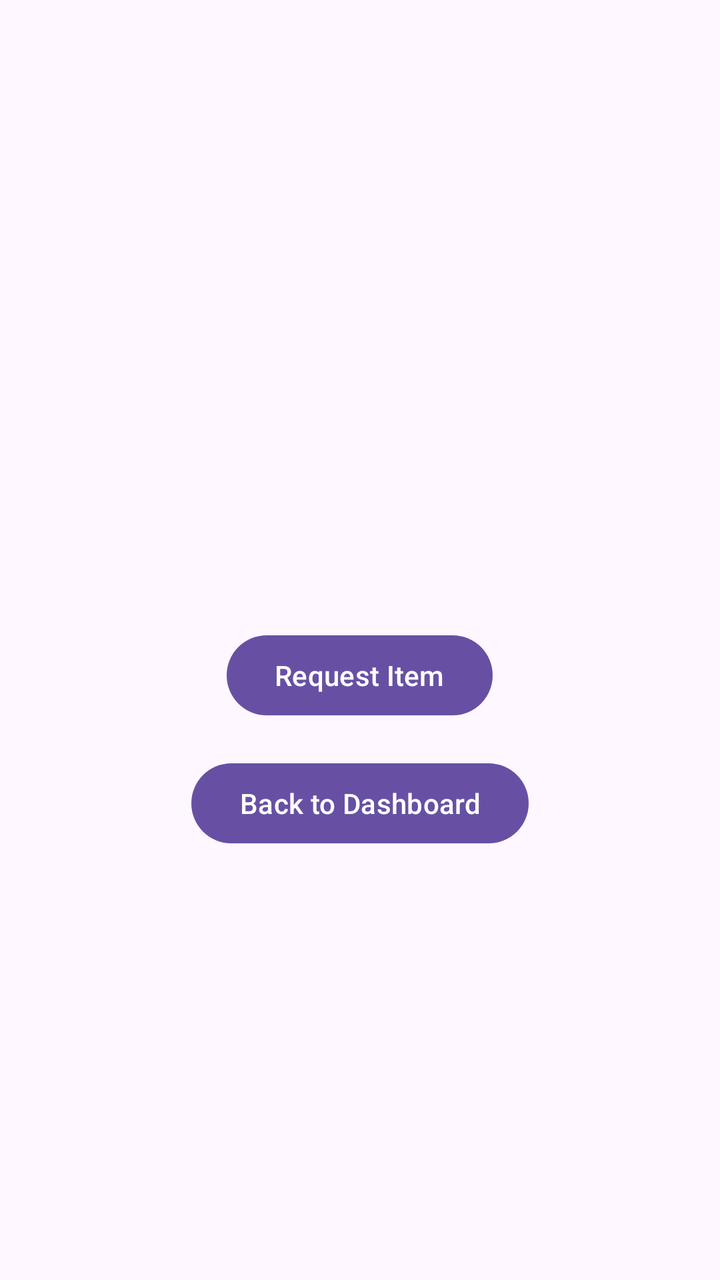
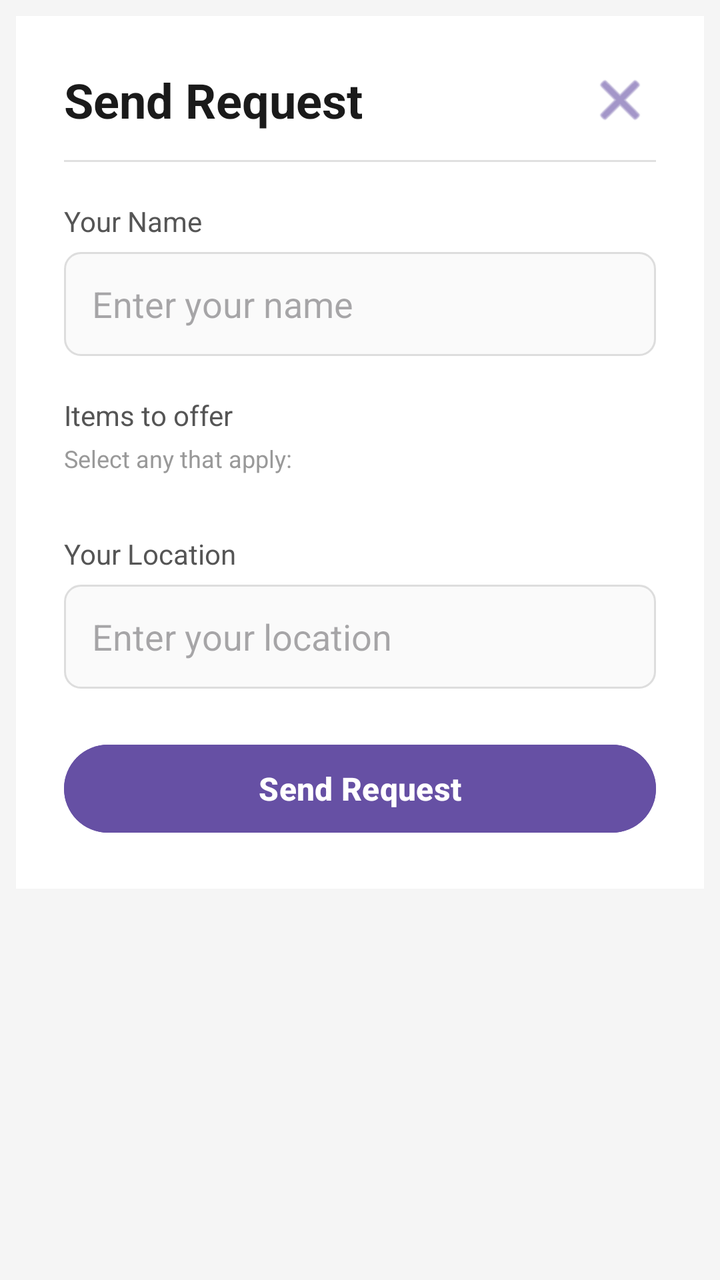

The first picture is an Android layout as it rendered before a commit; the second is the same layout after the commit. The layout source and the unified diff follow.
<!-- AndroidManifest.xml: application theme Theme._3130_grp8_app -->
<!-- res/layout/activity_request_product.xml -->
<?xml version="1.0" encoding="utf-8"?>
<androidx.constraintlayout.widget.ConstraintLayout
    xmlns:android="http://schemas.android.com/apk/res/android"
    xmlns:app="http://schemas.android.com/apk/res-auto"
    android:id="@+id/requestProductMain"
    android:layout_width="match_parent"
    android:layout_height="match_parent">

    <LinearLayout
        android:id="@+id/requestFormLayout"
        android:layout_width="0dp"
        android:layout_height="wrap_content"
        android:layout_marginHorizontal="32dp"
        android:gravity="center_horizontal"
        android:orientation="vertical"
        app:layout_constraintBottom_toBottomOf="parent"
        app:layout_constraintEnd_toEndOf="parent"
        app:layout_constraintStart_toStartOf="parent"
        app:layout_constraintTop_toTopOf="parent">

        <TextView
            android:id="@+id/productTitle"
            android:layout_width="wrap_content"
            android:layout_height="wrap_content"
            android:textSize="22sp"
            android:textStyle="bold"
            android:paddingBottom="8dp"/>

        <TextView
            android:id="@+id/productDescription"
            android:layout_width="wrap_content"
            android:layout_height="wrap_content"
            android:paddingBottom="8dp"/>

        <TextView
            android:id="@+id/productCategory"
            android:layout_width="wrap_content"
            android:layout_height="wrap_content"
            android:paddingBottom="16dp"/>

        <TextView
            android:id="@+id/requestSuccess"
            android:layout_width="wrap_content"
            android:layout_height="wrap_content"
            android:text="Request submitted successfully!"
            android:visibility="gone"
            android:paddingBottom="16dp"/>

        <Button
            android:id="@+id/requestButton"
            android:layout_width="wrap_content"
            android:layout_height="wrap_content"
            android:text="Request Item"/>

        <Button
            android:id="@+id/backButton"
            android:layout_width="wrap_content"
            android:layout_height="wrap_content"
            android:text="Back to Dashboard"
            android:layout_marginTop="16dp"/>

    </LinearLayout>

    <androidx.coordinatorlayout.widget.CoordinatorLayout
        android:id="@+id/coordinatorLayout"
        android:layout_width="match_parent"
        android:layout_height="match_parent"/>

</androidx.constraintlayout.widget.ConstraintLayout>
<!-- resources referenced by this layout -->
<resources>
  <style name="Theme._3130_grp8_app" parent="Base.Theme._3130_grp8_app" />
  <style name="Base.Theme._3130_grp8_app" parent="Theme.Material3.DayNight.NoActionBar">
          
          
      </style>
</resources>

<!-- the commit's change to res/layout/activity_request_product.xml (unified diff, before → after) -->
@@ -1,69 +1,146 @@
 <?xml version="1.0" encoding="utf-8"?>
-<androidx.constraintlayout.widget.ConstraintLayout
-    xmlns:android="http://schemas.android.com/apk/res/android"
+<androidx.coordinatorlayout.widget.CoordinatorLayout xmlns:android="http://schemas.android.com/apk/res/android"
     xmlns:app="http://schemas.android.com/apk/res-auto"
-    android:id="@+id/requestProductMain"
+    android:id="@+id/coordinatorLayout"
     android:layout_width="match_parent"
-    android:layout_height="match_parent">
+    android:layout_height="match_parent"
+    android:background="#F5F5F5">
 
-    <LinearLayout
-        android:id="@+id/requestFormLayout"
-        android:layout_width="0dp"
-        android:layout_height="wrap_content"
-        android:layout_marginHorizontal="32dp"
-        android:gravity="center_horizontal"
-        android:orientation="vertical"
-        app:layout_constraintBottom_toBottomOf="parent"
-        app:layout_constraintEnd_toEndOf="parent"
-        app:layout_constraintStart_toStartOf="parent"
-        app:layout_constraintTop_toTopOf="parent">
+    <ScrollView
+        android:layout_width="match_parent"
+        android:layout_height="match_parent">
 
-        <TextView
-            android:id="@+id/productTitle"
-            android:layout_width="wrap_content"
+        <LinearLayout
+            android:layout_width="match_parent"
             android:layout_height="wrap_content"
-            android:textSize="22sp"
-            android:textStyle="bold"
-            android:paddingBottom="8dp"/>
+            android:orientation="vertical"
+            android:padding="8dp">
 
-        <TextView
-            android:id="@+id/productDescription"
-            android:layout_width="wrap_content"
-            android:layout_height="wrap_content"
-            android:paddingBottom="8dp"/>
+            <LinearLayout
+                android:id="@+id/requestProductMain"
+                android:layout_width="match_parent"
+                android:layout_height="wrap_content"
+                android:background="@android:color/white"
+                android:elevation="6dp"
+                android:orientation="vertical"
+                android:padding="24dp">
 
-        <TextView
-            android:id="@+id/productCategory"
-            android:layout_width="wrap_content"
-            android:layout_height="wrap_content"
-            android:paddingBottom="16dp"/>
+                <LinearLayout
+                    android:layout_width="match_parent"
+                    android:layout_height="wrap_content"
+                    android:orientation="horizontal"
+                    android:gravity="center_vertical"
+                    android:layout_marginBottom="12dp">
 
-        <TextView
-            android:id="@+id/requestSuccess"
-            android:layout_width="wrap_content"
-            android:layout_height="wrap_content"
-            android:text="Request submitted successfully!"
-            android:visibility="gone"
-            android:paddingBottom="16dp"/>
+                    <TextView
+                        android:layout_width="0dp"
+                        android:layout_height="wrap_content"
+                        android:layout_weight="1"
+                        android:text="Send Request"
+                        android:textSize="24sp"
+                        android:textStyle="bold"
+                        android:textColor="#1A1A1A"/>
 
-        <Button
-            android:id="@+id/requestButton"
-            android:layout_width="wrap_content"
-            android:layout_height="wrap_content"
-            android:text="Request Item"/>
+                    <ImageButton
+                        android:id="@+id/backButton"
+                        android:layout_width="36dp"
+                        android:layout_height="36dp"
+                        android:src="@android:drawable/ic_menu_close_clear_cancel"
+                        android:background="?attr/selectableItemBackgroundBorderless"
+                        app:tint="#6650A4"
+                        android:contentDescription="Close"/>
+                </LinearLayout>
 
-        <Button
-            android:id="@+id/backButton"
-            android:layout_width="wrap_content"
-            android:layout_height="wrap_content"
-            android:text="Back to Dashboard"
-            android:layout_marginTop="16dp"/>
+                <View
+                    android:layout_width="match_parent"
+                    android:layout_height="1dp"
+                    android:background="#E0E0E0"
+                    android:layout_marginBottom="20dp"/>
 
-    </LinearLayout>
+                <TextView
+                    android:layout_width="match_parent"
+                    android:layout_height="wrap_content"
+                    android:text="Your Name"
+                    android:textSize="14sp"
+                    android:textColor="#555555"
+                    android:layout_marginBottom="6dp"/>
 
-    <androidx.coordinatorlayout.widget.CoordinatorLayout
-        android:id="@+id/coordinatorLayout"
-        android:layout_width="match_parent"
-        android:layout_height="match_parent"/>
+                <EditText
+                    android:id="@+id/nameInput"
+                    android:layout_width="match_parent"
+                    android:layout_height="52dp"
+                    android:hint="Enter your name"
+                    android:inputType="textPersonName"
+                    android:background="@drawable/input_border"
+                    android:paddingStart="14dp"
+                    android:paddingEnd="14dp"
+                    android:layout_marginBottom="20dp"/>
 
-</androidx.constraintlayout.widget.ConstraintLayout>
+                <TextView
+                    android:layout_width="match_parent"
+                    android:layout_height="wrap_content"
+                    android:text="Items to offer"
+                    android:textSize="14sp"
+                    android:textColor="#555555"
+                    android:layout_marginBottom="4dp"/>
+
+                <TextView
+                    android:layout_width="match_parent"
+                    android:layout_height="wrap_content"
+                    android:text="Select any that apply:"
+                    android:textSize="12sp"
+                    android:textColor="#999999"
+                    android:layout_marginBottom="10dp"/>
+
+                <LinearLayout
+                    android:id="@+id/checkboxContainer"
+                    android:layout_width="match_parent"
+                    android:layout_height="wrap_content"
+                    android:orientation="vertical"
+                    android:layout_marginBottom="20dp"/>
+
+                <TextView
+                    android:layout_width="match_parent"
+                    android:layout_height="wrap_content"
+                    android:text="Your Location"
+                    android:textSize="14sp"
+                    android:textColor="#555555"
+                    android:layout_marginBottom="6dp"/>
+
+                <EditText
+                    android:id="@+id/locationInput"
+                    android:layout_width="match_parent"
+                    android:layout_height="52dp"
+                    android:hint="Enter your location"
+                    android:inputType="text"
+                    android:background="@drawable/input_border"
+                    android:paddingStart="14dp"
+                    android:paddingEnd="14dp"
+                    android:layout_marginBottom="24dp"/>
+
+                <TextView
+                    android:id="@+id/requestSuccess"
+                    android:layout_width="match_parent"
+                    android:layout_height="wrap_content"
+                    android:text="✓ Request submitted successfully!"
+                    android:visibility="gone"
+                    android:gravity="center"
+                    android:textColor="#6650A4"
+                    android:textSize="15sp"
+                    android:layout_marginBottom="16dp"/>
+
+                <Button
+                    android:id="@+id/requestButton"
+                    android:layout_width="match_parent"
+                    android:layout_height="52dp"
+                    android:text="Send Request"
+                    android:backgroundTint="#6650A4"
+                    android:textColor="@android:color/white"
+                    android:textSize="16sp"
+                    android:textStyle="bold"/>
+
+            </LinearLayout>
+        </LinearLayout>
+    </ScrollView>
+
+</androidx.coordinatorlayout.widget.CoordinatorLayout>
<!-- resource entries referenced after the edit -->
@@ -1,5 +1,12 @@
 <!-- resources referenced by this layout -->
 <resources>
+  <!-- drawable input_border (drawable) -->
+  <?xml version="1.0" encoding="utf-8"?>
+  <shape xmlns:android="http://schemas.android.com/apk/res/android">
+      <stroke android:width="1dp" android:color="#DDDDDD"/>
+      <corners android:radius="8dp"/>
+      <solid android:color="#FAFAFA"/>
+  </shape>
   <style name="Theme._3130_grp8_app" parent="Base.Theme._3130_grp8_app" />
   <style name="Base.Theme._3130_grp8_app" parent="Theme.Material3.DayNight.NoActionBar">
           
